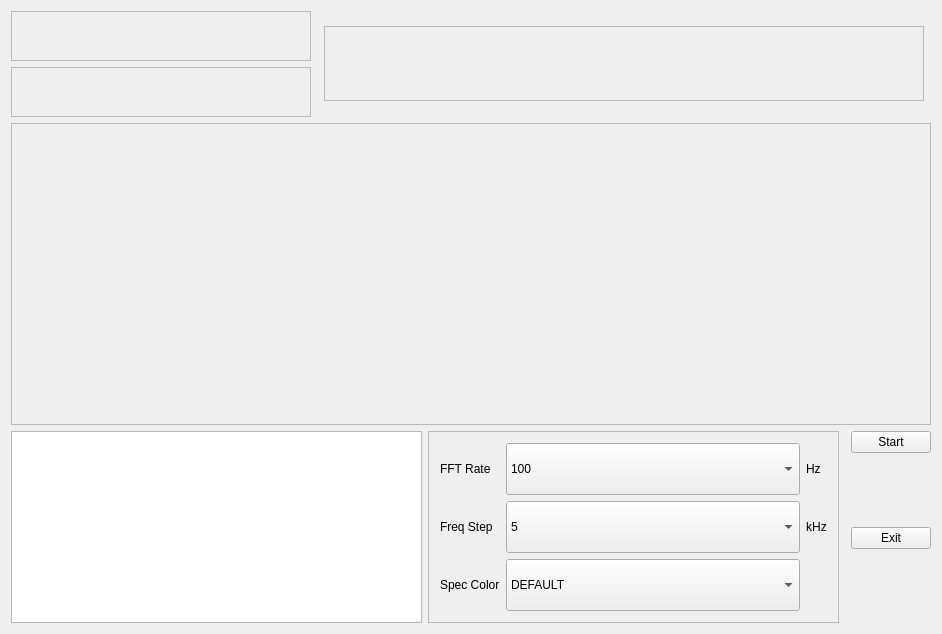
Before: the Qt Designer form mainwindow.ui in takyonxxx/SdrRtlTuner_Windows_Linux_Macx, drawn with Qt 5.
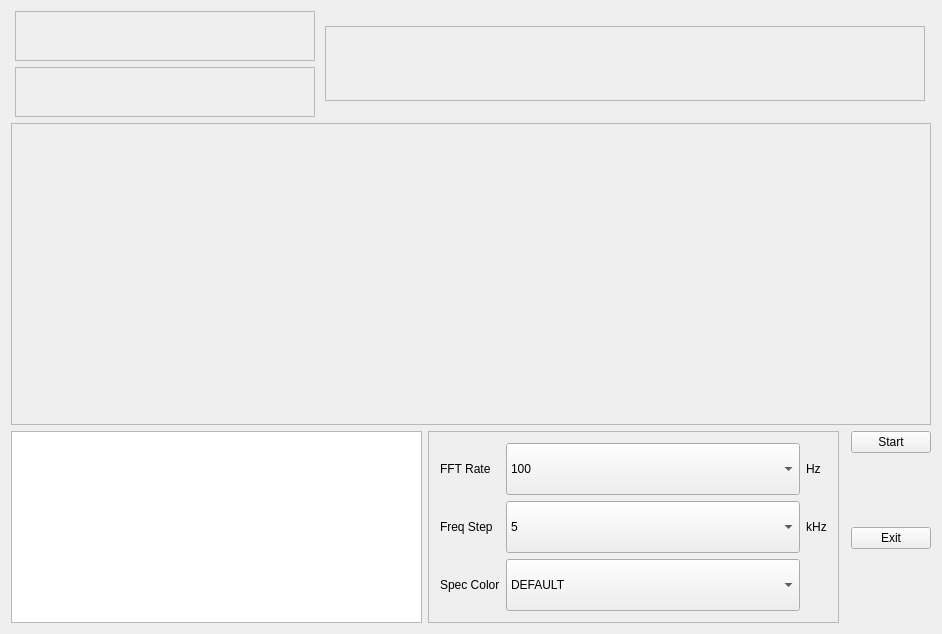
After: the same form once the commit is applied. Icons and pictures are not drawn. Custom widgets are drawn as their Qt base class.

```diff
--- a/mainwindow.ui
+++ b/mainwindow.ui
@@ -82,8 +82,8 @@
          </layout>
         </item>
         <item>
-         <layout class="QVBoxLayout" name="verticalLayout_Right">
-          <item alignment="Qt::AlignHCenter|Qt::AlignVCenter">
+         <layout class="QGridLayout" name="gridLayout_3">
+          <item row="0" column="0">
            <widget class="CFreqCtrl" name="freqCtrl">
             <property name="sizePolicy">
              <sizepolicy hsizetype="Fixed" vsizetype="Fixed">
```
